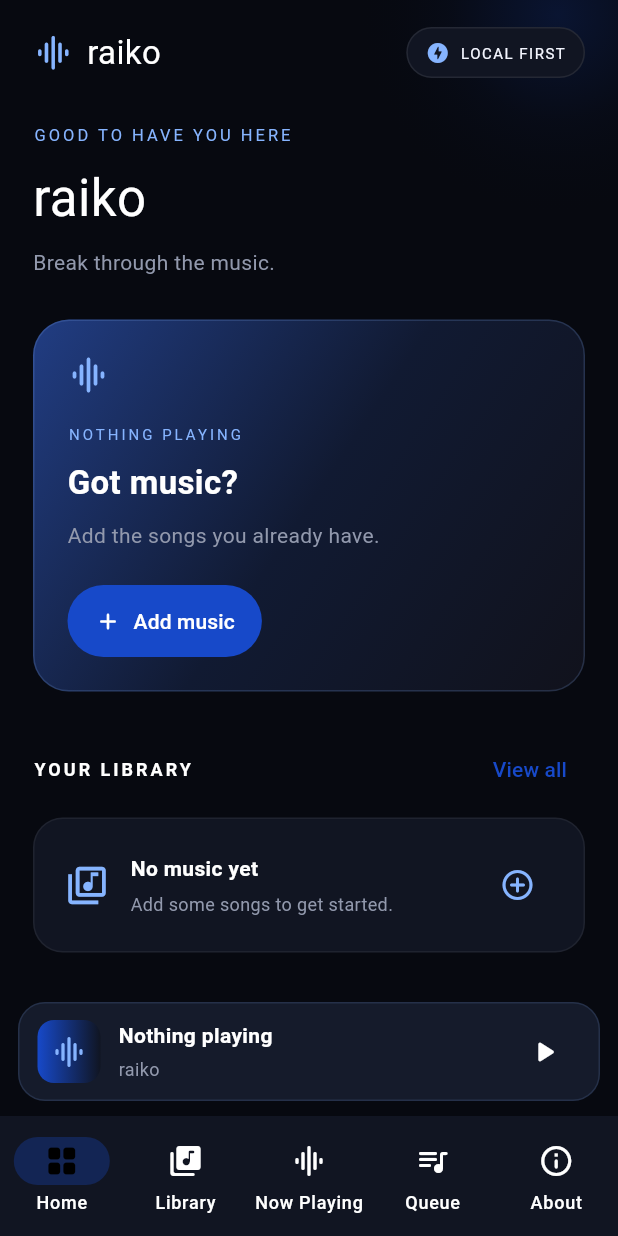
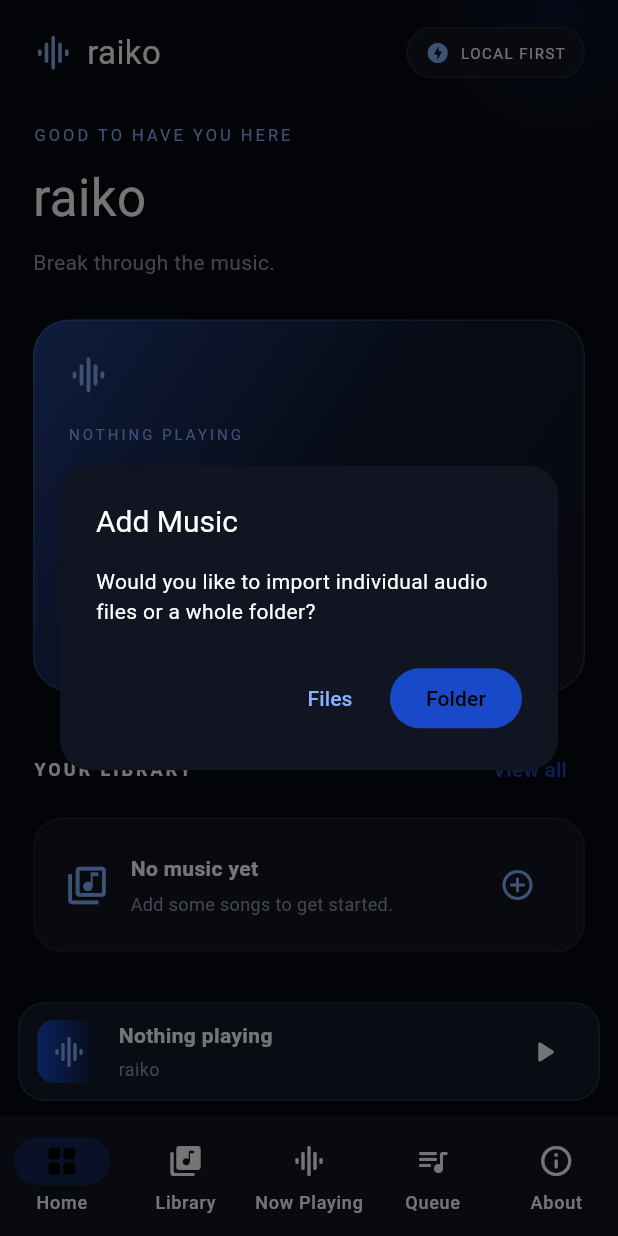
Before and after one commit to nullremover/raiko, a Flutter app: the screen it shows after launch, after a tap on "Add music", on a phone screen of 412 x 824 dp. Run offline on Flutter 3.47's test engine with Material 3 defaults, Android fonts, the phone set to English and light mode, and no system bars; our stand-ins replace file_picker, just_audio; missing offline and left inert: audiotags; Roboto replaces fonts that are missing (DelaGothicOne).

Commit message:
Update main.dart

```diff
--- a/lib/main.dart
+++ b/lib/main.dart
@@ -1,4 +1,5 @@
-
+import 'dart:io';
+import 'package:audiotags/audiotags.dart';
 import 'package:file_picker/file_picker.dart';
 import 'package:flutter/foundation.dart';
 import 'package:flutter/material.dart';
@@ -51,11 +52,14 @@ class _RaikoHomeState extends State<RaikoHome> {
   final AudioPlayer _player = AudioPlayer();
   final List<PlatformFile> _tracks = [];
   final Set<String> _likedTracks = {};
+  final Map<String, Tag> _trackMetadata = {};
 
   int _selectedTab = 0;
   bool _queueLoaded = false;
   bool _importing = false;
   String? _errorMessage;
+
+  static const _allowedExtensions = ['mp3', 'm4a', 'aac', 'wav', 'ogg', 'flac', 'aiff', 'aif'];
 
   static const _tabs = [
     'Home',
@@ -82,9 +86,21 @@ class _RaikoHomeState extends State<RaikoHome> {
   }
 
   String _trackTitle(PlatformFile track) {
+    final tag = _trackMetadata[track.name];
+    if (tag != null && tag.title != null && tag.title!.isNotEmpty) {
+      return tag.title!;
+    }
     final name = track.name;
     final dot = name.lastIndexOf('.');
     return dot > 0 ? name.substring(0, dot) : name;
+  }
+
+  String _trackArtist(PlatformFile track) {
+    final tag = _trackMetadata[track.name];
+    if (tag != null && tag.artist != null && tag.artist!.isNotEmpty) {
+      return tag.artist!;
+    }
+    return 'Local file';
   }
 
   String _formatDuration(Duration? duration) {
@@ -113,40 +129,106 @@ class _RaikoHomeState extends State<RaikoHome> {
   Future<void> _importMusic() async {
     if (_importing) return;
 
+    // Show a gorgeous dialog letting the user choose between Files or Folder (Mish style!)
+    final choice = await showDialog<String>(
+      context: context,
+      builder: (context) => AlertDialog(
+        backgroundColor: RaikoColors.panel,
+        shape: RoundedRectangleBorder(borderRadius: BorderRadius.circular(20)),
+        title: const Text('Add Music', style: TextStyle(fontFamily: 'DelaGothicOne', fontSize: 20)),
+        content: const Text('Would you like to import individual audio files or a whole folder?'),
+        actions: [
+          TextButton(
+            onPressed: () => Navigator.pop(context, 'files'),
+            child: const Text('Files', style: TextStyle(color: RaikoColors.starlight)),
+          ),
+          FilledButton(
+            onPressed: () => Navigator.pop(context, 'folder'),
+            style: FilledButton.styleFrom(backgroundColor: RaikoColors.cobalt),
+            child: const Text('Folder'),
+          ),
+        ],
+      ),
+    );
+
+    if (choice == null) return;
+
     setState(() {
       _importing = true;
       _errorMessage = null;
     });
 
     try {
+      final List<PlatformFile> collectedFiles = [];
+
+      if (choice == 'files') {
         final result = await FilePicker.platform.pickFiles(
           type: FileType.custom,
-        allowedExtensions: ['mp3', 'm4a', 'aac', 'wav', 'ogg', 'flac', 'aiff', 'aif'],
+          allowedExtensions: _allowedExtensions,
           allowMultiple: true,
           withData: true,
         );
 
-      if (result == null || result.files.isEmpty) return;
+        if (result != null && result.files.isNotEmpty) {
+          collectedFiles.addAll(result.files.where((file) {
+            return kIsWeb ? file.bytes != null : file.path != null;
+          }));
+        }
+      } else if (choice == 'folder') {
+        if (kIsWeb) {
+          throw Exception('Folder picking is not supported on the web.');
+        }
 
-      final incoming = result.files.where((file) {
-        return kIsWeb ? file.bytes != null : file.path != null;
-      }).toList();
+        final directoryPath = await FilePicker.platform.getDirectoryPath();
+        if (directoryPath != null) {
+          final directory = Directory(directoryPath);
+          final entities = directory.listSync(recursive: true);
 
-      if (incoming.isEmpty) {
-        throw Exception('Raiko could not access those files.');
+          for (final entity in entities) {
+            if (entity is File) {
+              final path = entity.path;
+              final extension = path.split('.').last.toLowerCase();
+              if (_allowedExtensions.contains(extension)) {
+                final name = path.split(Platform.pathSeparator).last;
+                final bytes = await entity.readAsBytes();
+                collectedFiles.add(
+                  PlatformFile(
+                    name: name,
+                    path: path,
+                    size: bytes.length,
+                    bytes: bytes,
+                  ),
+                );
               }
+            }
+          }
+        }
+      }
+
+      if (collectedFiles.isEmpty) return;
 
       final oldCount = _tracks.length;
 
       setState(() {
-        for (final file in incoming) {
+        for (final file in collectedFiles) {
           final alreadyAdded = _tracks.any(
-            (track) =>
-                track.name == file.name &&
-                track.path == file.path,
+            (track) => track.name == file.name && track.path == file.path,
           );
 
-          if (!alreadyAdded) _tracks.add(file);
+          if (!alreadyAdded) {
+            _tracks.add(file);
+
+            // Extract metadata asynchronously
+            if (!kIsWeb && file.path != null) {
+              Audiotags.readAudioTag(file.path!).then((tag) {
+                if (tag != null && mounted) {
+                  setState(() {
+                    _trackMetadata[file.name] = tag;
+                  });
+                }
+              }).catchError((_) {});
+            }
+          }
         }
       });
 
@@ -165,7 +247,6 @@ class _RaikoHomeState extends State<RaikoHome> {
 
       final startIndex = oldCount < _tracks.length ? oldCount : 0;
 
-      // Use the modern setAudioSources method directly!
       await _player.setAudioSources(
         sources,
         initialIndex: startIndex,
@@ -294,8 +375,7 @@ class _RaikoHomeState extends State<RaikoHome> {
               ),
             ],
           ),
-          bottomNavigationBar:
-              desktop ? null : _buildBottomNavigation(),
+          bottomNavigationBar: desktop ? null : _buildBottomNavigation(),
         );
       },
     );
@@ -332,8 +412,7 @@ class _RaikoHomeState extends State<RaikoHome> {
                 ),
               ),
             ),
-            for (var i = 0; i < _tabs.length; i++)
-              _navItem(i),
+            for (var i = 0; i < _tabs.length; i++) _navItem(i),
             const Spacer(),
             const Padding(
               padding: EdgeInsets.all(24),
@@ -368,16 +447,13 @@ class _RaikoHomeState extends State<RaikoHome> {
           selectedTileColor: Colors.transparent,
           leading: Icon(
             _tabIcon(index),
-            color: selected
-                ? RaikoColors.starlight
-                : RaikoColors.muted,
+            color: selected ? RaikoColors.starlight : RaikoColors.muted,
           ),
           title: Text(
             _tabs[index],
             style: TextStyle(
               color: selected ? RaikoColors.text : RaikoColors.muted,
-              fontWeight:
-                  selected ? FontWeight.w600 : FontWeight.normal,
+              fontWeight: selected ? FontWeight.w600 : FontWeight.normal,
             ),
           ),
           onTap: () => setState(() => _selectedTab = index),
@@ -493,9 +569,7 @@ class _RaikoHomeState extends State<RaikoHome> {
           ],
         ),
         const SizedBox(height: 8),
-        _tracks.isEmpty
-            ? _buildEmptyLibrary()
-            : _buildTrackList(compact: true),
+        _tracks.isEmpty ? _buildEmptyLibrary() : _buildTrackList(compact: true),
       ],
     );
   }
@@ -664,10 +738,7 @@ class _RaikoHomeState extends State<RaikoHome> {
           ),
         ],
         const SizedBox(height: 18),
-        if (_tracks.isEmpty)
-          _buildEmptyLibrary()
-        else
-          _buildTrackList(),
+        if (_tracks.isEmpty) _buildEmptyLibrary() else _buildTrackList(),
       ],
     );
   }
@@ -712,10 +783,12 @@ class _RaikoHomeState extends State<RaikoHome> {
                       overflow: TextOverflow.ellipsis,
                     ),
                     subtitle: Text(
-                      _tracks[i].name.split('.').last.toUpperCase(),
+                      _trackArtist(_tracks[i]),
+                      maxLines: 1,
+                      overflow: TextOverflow.ellipsis,
                       style: const TextStyle(
                         color: RaikoColors.muted,
-                        fontSize: 10,
+                        fontSize: 12,
                       ),
                     ),
                     trailing: compact
@@ -796,9 +869,7 @@ class _RaikoHomeState extends State<RaikoHome> {
               ),
               child: Center(
                 child: Icon(
-                  hasTrack
-                      ? Icons.graphic_eq_rounded
-                      : Icons.album_rounded,
+                  hasTrack ? Icons.graphic_eq_rounded : Icons.album_rounded,
                   size: 82,
                   color: RaikoColors.starlight,
                 ),
@@ -817,7 +888,7 @@ class _RaikoHomeState extends State<RaikoHome> {
             ),
             const SizedBox(height: 6),
             Text(
-              hasTrack ? 'Local file' : 'Pick a song from Library',
+              hasTrack ? _trackArtist(track) : 'Pick a song from Library',
               style: const TextStyle(color: RaikoColors.muted),
             ),
             const SizedBox(height: 20),
@@ -890,8 +961,7 @@ class _RaikoHomeState extends State<RaikoHome> {
                     hasTrack && _likedTracks.contains(track.name)
                         ? Icons.favorite_rounded
                         : Icons.favorite_border_rounded,
-                    color: hasTrack &&
-                            _likedTracks.contains(track.name)
+                    color: hasTrack && _likedTracks.contains(track.name)
                         ? RaikoColors.starlight
                         : RaikoColors.muted,
                   ),
@@ -928,8 +998,8 @@ class _RaikoHomeState extends State<RaikoHome> {
           builder: (context, positionSnapshot) {
             final position = positionSnapshot.data ?? Duration.zero;
             final maxMs = duration.inMilliseconds;
-            final currentMs = position.inMilliseconds
-                .clamp(0, maxMs > 0 ? maxMs : 1);
+            final currentMs =
+                position.inMilliseconds.clamp(0, maxMs > 0 ? maxMs : 1);
 
             return Column(
               children: [
@@ -994,10 +1064,7 @@ class _RaikoHomeState extends State<RaikoHome> {
           style: TextStyle(color: RaikoColors.muted),
         ),
         const SizedBox(height: 22),
-        if (_tracks.isEmpty)
-          _buildEmptyLibrary()
-        else
-          _buildTrackList(),
+        if (_tracks.isEmpty) _buildEmptyLibrary() else _buildTrackList(),
       ],
     );
   }
@@ -1116,9 +1183,7 @@ class _RaikoHomeState extends State<RaikoHome> {
                     crossAxisAlignment: CrossAxisAlignment.start,
                     children: [
                       Text(
-                        track == null
-                            ? 'Nothing playing'
-                            : _trackTitle(track),
+                        track == null ? 'Nothing playing' : _trackTitle(track),
                         maxLines: 1,
                         overflow: TextOverflow.ellipsis,
                         style: const TextStyle(
@@ -1126,9 +1191,11 @@ class _RaikoHomeState extends State<RaikoHome> {
                         ),
                       ),
                       const SizedBox(height: 4),
-                      const Text(
-                        'raiko',
-                        style: TextStyle(
+                      Text(
+                        track == null ? 'raiko' : _trackArtist(track),
+                        maxLines: 1,
+                        overflow: TextOverflow.ellipsis,
+                        style: const TextStyle(
                           color: RaikoColors.muted,
                           fontSize: 12,
                         ),
@@ -1141,9 +1208,7 @@ class _RaikoHomeState extends State<RaikoHome> {
                 stream: _player.playerStateStream,
                 builder: (context, snapshot) {
                   return IconButton(
-                    tooltip: snapshot.data?.playing == true
-                        ? 'Pause'
-                        : 'Play',
+                    tooltip: snapshot.data?.playing == true ? 'Pause' : 'Play',
                     onPressed: _togglePlayback,
                     icon: Icon(
                       snapshot.data?.playing == true
```
Lines whose indentation alone changed are shown as unchanged.
